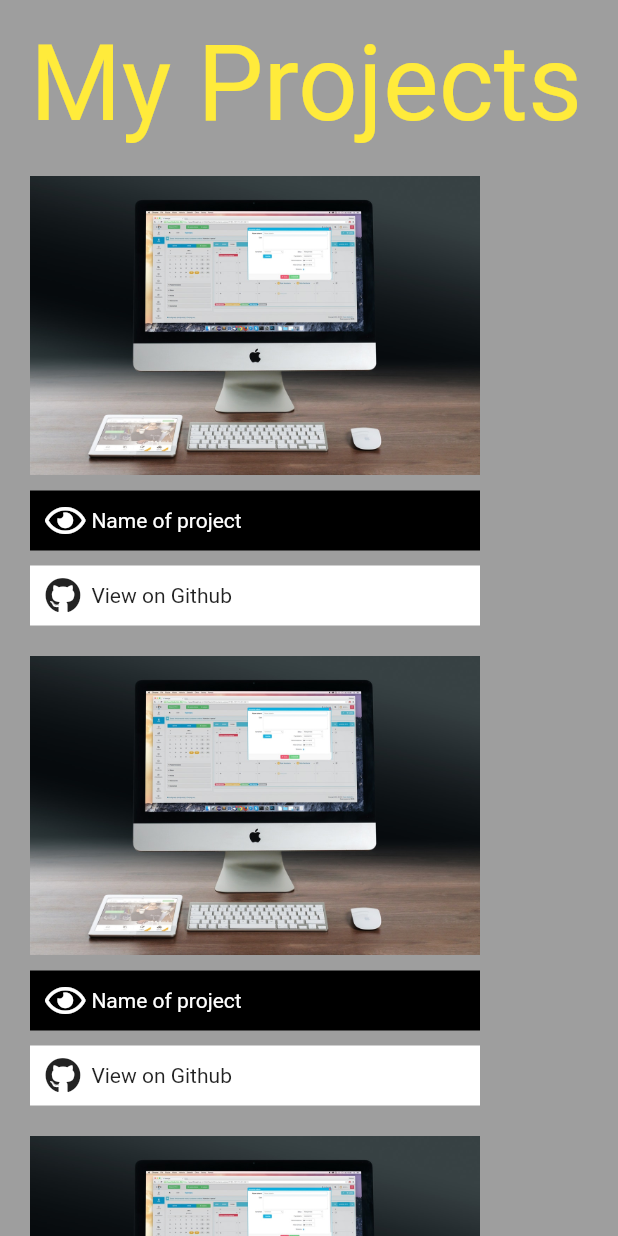
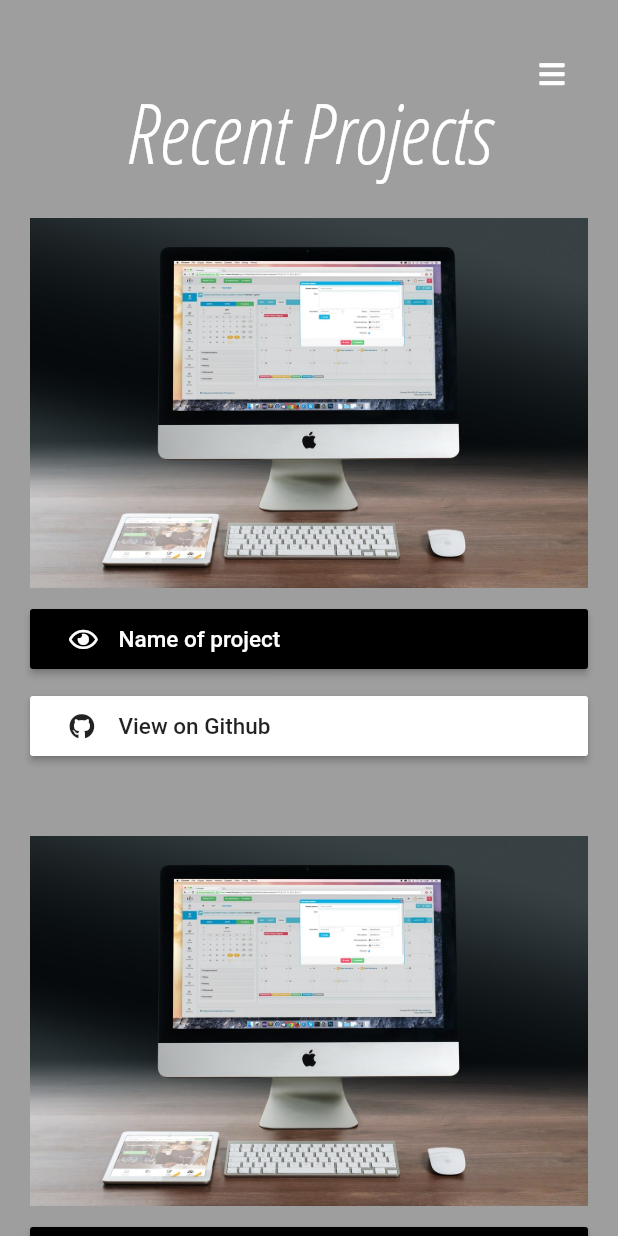
Before and after one commit to Uchencho/portfolio, a Flutter app: the ProjectScreen screen opened by its route, on a phone screen of 412 x 824 dp. Run offline on Flutter 3.47's test engine with Material 2 defaults, Android fonts, the phone set to English and light mode, and no system bars; our stand-ins replace font_awesome_flutter.

Commit message:
project screen

```diff
--- a/lib/screens/project.dart
+++ b/lib/screens/project.dart
@@ -1,6 +1,65 @@
 import 'package:flutter/material.dart';
 import 'package:font_awesome_flutter/font_awesome_flutter.dart';
 import 'package:portfolio/utilities/const.dart';
+
+class ReuseableCard extends StatelessWidget {
+  @override
+  Widget build(BuildContext context) {
+    return Container(
+      width: 300.0,
+      margin: EdgeInsets.all(20.0),
+      child: Column(
+        children: [
+          Image(
+            fit: BoxFit.contain,
+            image: AssetImage('images/project4.jpg'),
+          ),
+          SizedBox(height: 10.0),
+          MaterialButton(
+            onPressed: () {},
+            hoverColor: Colors.grey.withOpacity(0.5),
+            color: Colors.black,
+            child: Container(
+              padding: EdgeInsets.only(left: 10.0),
+              height: 40.0,
+              child: Row(
+                children: [
+                  Icon(
+                    FontAwesomeIcons.eye,
+                    color: Colors.white,
+                    size: 17.0,
+                  ),
+                  SizedBox(width: 16.0),
+                  Text('Name of project',
+                      style: TextStyle(
+                          color: Colors.white, fontSize: kFooterIconTextSize)),
+                ],
+              ),
+            ),
+          ),
+          SizedBox(height: 10.0),
+          MaterialButton(
+            onPressed: () {},
+            hoverColor: Colors.grey.withOpacity(0.5),
+            color: Colors.white,
+            child: Container(
+              padding: EdgeInsets.only(left: 10.0),
+              height: 40.0,
+              child: Row(
+                children: [
+                  Icon(FontAwesomeIcons.github, size: 17.0),
+                  SizedBox(width: 16.0),
+                  Text('View on Github',
+                      style: TextStyle(fontSize: kFooterIconTextSize))
+                ],
+              ),
+            ),
+          )
+        ],
+      ),
+    );
+  }
+}
 
 class ProjectScreen extends StatelessWidget {
   @override
@@ -9,27 +68,26 @@ class ProjectScreen extends StatelessWidget {
     return Container(
       decoration: BoxDecoration(color: Colors.grey),
       child: Scaffold(
+        floatingActionButton: getAppBar(_width),
+        floatingActionButtonLocation: FloatingActionButtonLocation.miniEndTop,
         backgroundColor: Colors.transparent,
         body: Container(
-          margin: EdgeInsets.only(left: 20.0, right: 20.0, top: 15.0),
+          margin: EdgeInsets.only(top: 50.0),
           child: Column(
-            crossAxisAlignment: CrossAxisAlignment.start,
             children: [
-              Text(
-                "My Projects",
-                style: kMyProjectTextStyle,
-                textAlign: TextAlign.start,
-              ),
-              SizedBox(height: 20.0),
-              Flex(
-                direction: _width > 700 ? Axis.horizontal : Axis.vertical,
-                children: [
-                  ReuseableCard(),
-                  SizedBox(height: kSpaceBetweenProjects),
-                  ReuseableCard(),
-                  SizedBox(height: kSpaceBetweenProjects),
-                  ReuseableCard(),
-                ],
+              Text("Recent Projects",
+                  style: getProjectDescriptionStyle(_width)),
+              Expanded(
+                child: GridView(
+                  gridDelegate: SliverGridDelegateWithFixedCrossAxisCount(
+                      crossAxisCount: getCrossAxisCount(_width)),
+                  children: <Widget>[
+                    ReuseableCard(),
+                    ReuseableCard(),
+                    // ReuseableCard(),
+                    // ReuseableCard(),
+                  ],
+                ),
               )
             ],
           ),
@@ -38,74 +96,3 @@ class ProjectScreen extends StatelessWidget {
     );
   }
 }
-
-class ColumnWidget extends StatelessWidget {
-  @override
-  Widget build(BuildContext context) {
-    return Column(
-      mainAxisAlignment: MainAxisAlignment.center,
-      crossAxisAlignment: CrossAxisAlignment.start,
-      children: [
-        ReuseableCard(),
-        SizedBox(height: kSpaceBetweenProjects),
-        ReuseableCard(),
-      ],
-    );
-  }
-}
-
-class RowWidget extends StatelessWidget {
-  @override
-  Widget build(BuildContext context) {
-    return Row(
-      mainAxisAlignment: MainAxisAlignment.start,
-      children: [
-        ReuseableCard(),
-        SizedBox(width: kSpaceBetweenProjects),
-        ReuseableCard()
-      ],
-    );
-  }
-}
-
-class ReuseableCard extends StatelessWidget {
-  @override
-  Widget build(BuildContext context) {
-    return Container(
-      width: 300.0,
-      child: Column(
-        children: [
-          Image(
-            image: AssetImage('images/project4.jpg'),
-            height: 200.0,
-          ),
-          SizedBox(height: 10.0),
-          Container(
-            padding: EdgeInsets.only(left: 10.0),
-            height: 40.0,
-            color: Colors.black,
-            child: Row(
-              children: [
-                Icon(FontAwesomeIcons.eye, color: Colors.white),
-                Text('  Name of project',
-                    style: TextStyle(color: Colors.white)),
-              ],
-            ),
-          ),
-          SizedBox(height: 10.0),
-          Container(
-            padding: EdgeInsets.only(left: 10.0),
-            height: 40.0,
-            color: Colors.white,
-            child: Row(
-              children: [
-                Icon(FontAwesomeIcons.github),
-                Text('  View on Github')
-              ],
-            ),
-          )
-        ],
-      ),
-    );
-  }
-}
--- a/lib/utilities/const.dart
+++ b/lib/utilities/const.dart
@@ -1,4 +1,5 @@
 import 'package:flutter/material.dart';
+import 'package:font_awesome_flutter/font_awesome_flutter.dart';
 
 const kLinkedInURl = "https://linkedin.com/in/alozie-uche";
 const kGithubURl = "https://github.com/Uchencho";
@@ -11,6 +12,22 @@ const kDescription =
 
 const kSpaceBetweenProjects = 20.0;
 const kMyProjectTextStyle = TextStyle(color: Colors.yellow, fontSize: 70);
+
+const kBaseURL = 'https://uchencho.pythonanywhere.com/api/project';
+
+Container getAppBar(double _width) {
+  return Container(
+    margin: EdgeInsets.only(top: 25.0),
+    child: TextButton(
+      onPressed: () {},
+      child: Icon(
+        FontAwesomeIcons.bars,
+        color: Colors.white,
+        size: getIconSize(_width),
+      ),
+    ),
+  );
+}
 
 TextStyle getAloziestyle(double screenSize) {
   double fsize;
@@ -71,3 +88,33 @@ double getIconSize(double screenSize) {
     return 19;
   }
 }
+
+int getCrossAxisCount(double screenSize) {
+  if (screenSize >= 1350) {
+    return 4;
+  } else if (screenSize < 1350 && screenSize > 1050) {
+    return 3;
+  } else if (screenSize <= 1050 && screenSize > 700) {
+    return 2;
+  } else {
+    return 1;
+  }
+}
+
+TextStyle getProjectDescriptionStyle(double screenSize) {
+  double fsize;
+
+  if (screenSize >= 700) {
+    fsize = 90;
+  } else if (screenSize > 500 && screenSize < 700) {
+    fsize = 75;
+  } else {
+    fsize = 55;
+  }
+
+  return TextStyle(
+      color: Colors.white,
+      fontSize: fsize,
+      fontWeight: FontWeight.w300,
+      fontFamily: "OpenSans");
+}
--- a/pubspec.yaml
+++ b/pubspec.yaml
@@ -13,6 +13,8 @@ dependencies:
   font_awesome_flutter: ^8.12.0
   cupertino_icons: ^1.0.0
   url_launcher: ^6.0.3
+  http: ^0.13.1
+  flutter_spinkit: ^5.0.0
 
 dev_dependencies:
   flutter_test:
```
Also changed, not shown: lib/services/network.dart (added, +20 -0 lines), lib/services/util.dart (added, +66 -0 lines), pubspec.lock.
